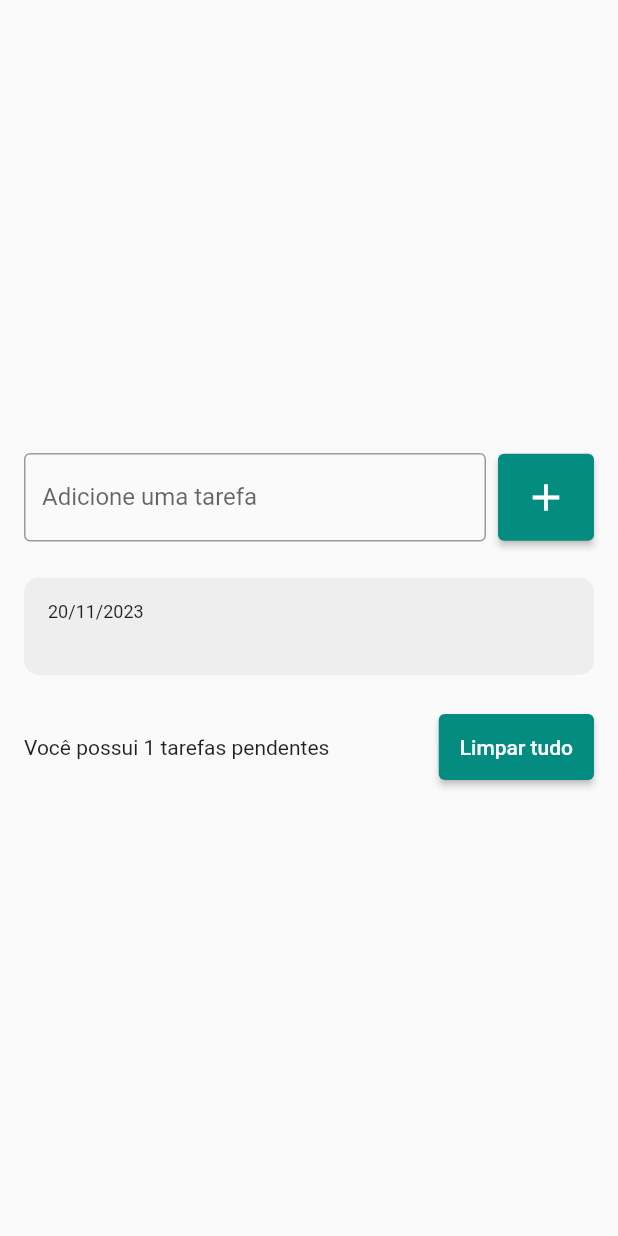
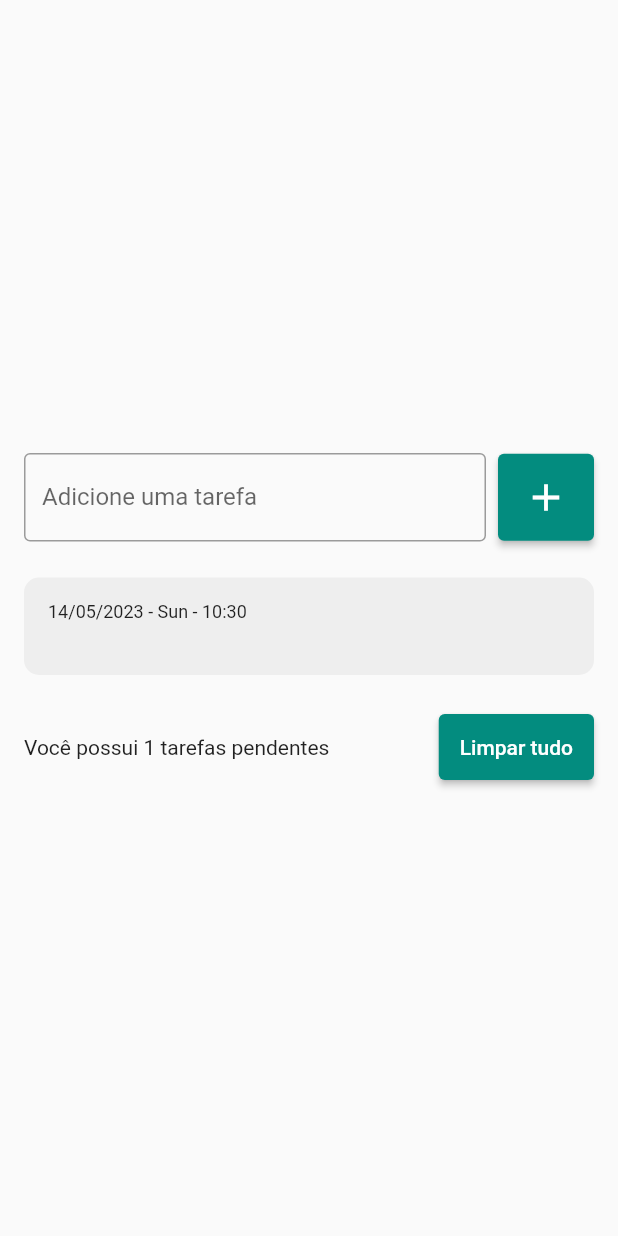
Before and after one commit to matheusoaresilva/todolist, a Flutter app: the screen it shows after launch, after a tap on the "add" icon, on a phone screen of 412 x 824 dp. Run offline on Flutter 3.47's test engine with Material 2 defaults, Android fonts, the phone set to English and light mode, and no system bars.

Commit message:
Format datetime

```diff
--- /dev/null
+++ b/lib/models/todo.dart
@@ -0,0 +1,6 @@
+class Todo {
+  Todo({required this.title, required this.dateTime});
+
+  String title;
+  DateTime dateTime;
+}
--- a/lib/pages/todo_list_page.dart
+++ b/lib/pages/todo_list_page.dart
@@ -1,5 +1,5 @@
-
 import 'package:flutter/material.dart';
+import 'package:todolistproject/models/todo.dart';
 import 'package:todolistproject/widgets/todo_list_item.dart';
 
 class TodoListPage extends StatefulWidget {
@@ -12,7 +12,7 @@ class TodoListPage extends StatefulWidget {
 class _TodoListPageState extends State<TodoListPage> {
   final TextEditingController todosController = TextEditingController();
 
-  List<String> todos = [];
+  List<Todo> todos = [];
 
   @override
   Widget build(BuildContext context) {
@@ -41,7 +41,9 @@ class _TodoListPageState extends State<TodoListPage> {
                       onPressed: () {
                         String text = todosController.text;
                         setState(() {
-                          todos.add(text);
+                          Todo newTodo =
+                              Todo(title: text, dateTime: DateTime.now());
+                          todos.add(newTodo);
                         });
                         todosController.clear();
                       },
@@ -61,8 +63,10 @@ class _TodoListPageState extends State<TodoListPage> {
                   child: ListView(
                     shrinkWrap: true,
                     children: [
-                      for (String todo in todos)
-                        TodoListItem(title: todo,)
+                      for (Todo todo in todos)
+                        TodoListItem(
+                          todo: todo,
+                        )
                     ],
                   ),
                 ),
--- a/lib/widgets/todo_list_item.dart
+++ b/lib/widgets/todo_list_item.dart
@@ -1,9 +1,12 @@
 import 'package:flutter/material.dart';
+import 'package:intl/intl.dart';
+
+import '../models/todo.dart';
 
 class TodoListItem extends StatelessWidget {
-  const TodoListItem({super.key, required this.title});
+  const TodoListItem({super.key, required this.todo});
 
-  final String title;
+  final Todo todo;
 
   @override
   Widget build(BuildContext context) {
@@ -17,13 +20,14 @@ class TodoListItem extends StatelessWidget {
       child: Column(
         crossAxisAlignment: CrossAxisAlignment.start,
         children: [
-          Text('20/11/2023',
-          style: TextStyle(
-            fontSize: 12,
-          ),
+          Text(
+            DateFormat('dd/MM/yyyy - EE - HH:mm').format(todo.dateTime),
+            style: TextStyle(
+              fontSize: 12,
+            ),
           ),
           Text(
-            title,
+            todo.title,
             style: TextStyle(fontSize: 16, fontWeight: FontWeight.w600),
           ),
         ],
--- a/pubspec.yaml
+++ b/pubspec.yaml
@@ -35,6 +35,7 @@ dependencies:
   # The following adds the Cupertino Icons font to your application.
   # Use with the CupertinoIcons class for iOS style icons.
   cupertino_icons: ^1.0.2
+  intl:
 
 dev_dependencies:
   flutter_test:
```
Also changed, not shown: pubspec.lock.
